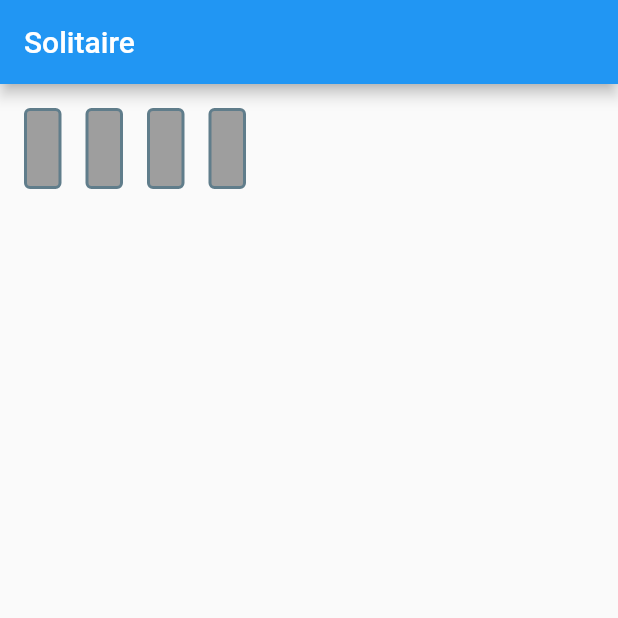
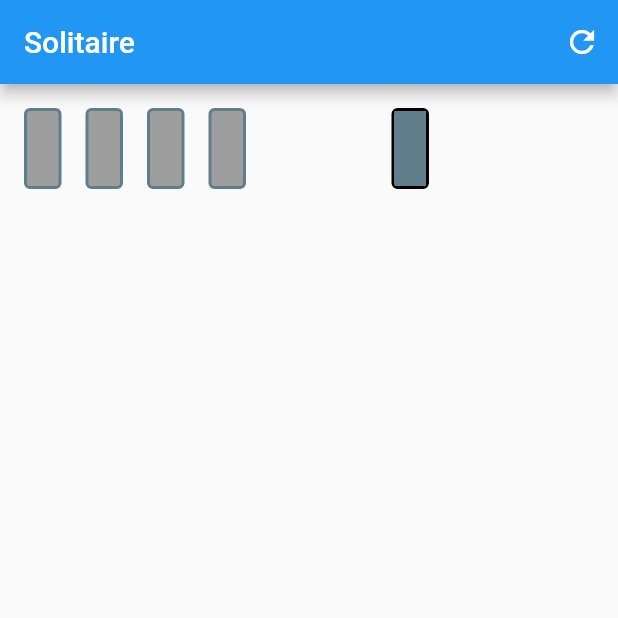
Before and after one commit to HeroicMastodon/af_games, a Flutter app: the screen it shows after launch, on a phone screen of 412 x 824 dp, the top half of it. Run offline on Flutter 3.47's test engine with Material 2 defaults, Android fonts, the phone set to English and light mode, and no system bars; our stand-ins replace flutter_hooks, freezed_annotation, get_it, tuple; missing offline and left inert: get_it_hooks; statements that could not run were skipped.

Commit message:
Pile and deck widgets

```diff
--- a/lib/main.dart
+++ b/lib/main.dart
@@ -16,13 +16,23 @@ class MyApp extends StatelessWidget {
 
   @override
   Widget build(BuildContext context) {
+    final store = inject<SolitaireStore>();
+
     return MaterialApp(
       title: 'Flutter Demo',
       theme: ThemeData(
         primarySwatch: Colors.blue,
       ),
       home: Scaffold(
-        appBar: AppBar(title: const Text("Solitaire")),
+        appBar: AppBar(
+          title: const Text("Solitaire"),
+          actions: [
+            IconButton(
+              onPressed: () {},
+              icon: const Icon(Icons.refresh),
+            )
+          ],
+        ),
         body: const Board(),
       ),
     );
--- a/lib/solitaire/ui/board.dart
+++ b/lib/solitaire/ui/board.dart
@@ -13,9 +13,8 @@ class Board extends HookWidget {
     return Column(
       children: [
         Row(
-          children: const [
-            TargetsArea(),
-            Spacer(),
+          children: [
+            const TargetsArea(),
             PileWidget(),
             DeckWidget(),
           ],
--- a/lib/solitaire/ui/deck.dart
+++ b/lib/solitaire/ui/deck.dart
@@ -1,13 +1,25 @@
+import 'package:af_games/solitaire/solitaire_store.dart';
+import 'package:af_games/solitaire/ui/card.dart';
 import 'package:flutter/material.dart';
 import 'package:flutter_hooks/flutter_hooks.dart';
 
 class DeckWidget extends HookWidget {
-  const DeckWidget({Key? key}) : super(key: key);
+  DeckWidget({Key? key}) : super(key: key);
+
+  final store = inject<SolitaireStore>();
 
   @override
   Widget build(BuildContext context) {
-    // TODO: implement build
-    return SizedBox.shrink();
+    final deck = useValueListenable(store.state.deck);
+    return deck.cards.isNotEmpty
+        ? PlayingCardWidget(
+            deck.cards.last,
+            onTapped: (card) {},
+            onDoubleTapped: (card) {},
+          )
+        : const SizedBox(
+            width: cardWidth,
+            height: cardHeight,
+          );
   }
-
 }
--- a/lib/solitaire/ui/pile.dart
+++ b/lib/solitaire/ui/pile.dart
@@ -1,13 +1,30 @@
+import 'package:af_games/solitaire/solitaire_store.dart';
+import 'package:af_games/solitaire/ui/card.dart';
 import 'package:flutter/material.dart';
 import 'package:flutter_hooks/flutter_hooks.dart';
 
 class PileWidget extends HookWidget {
-  const PileWidget({Key? key}) : super(key: key);
+  PileWidget({Key? key}) : super(key: key);
+
+  final store = inject<SolitaireStore>();
 
   @override
   Widget build(BuildContext context) {
-    // TODO: implement build
-    return const SizedBox.shrink();
+    final pile = useValueListenable(store.state.pile);
+    return SizedBox(
+      height: cardHeight,
+      // OCD has kicked in on this one
+      width: 3 * cardWidth + 6,
+      child: Stack(
+        children: [
+          for (final card in pile.visible)
+            PlayingCardWidget(
+              card,
+              onTapped: (card){},
+              onDoubleTapped: (card){},
+            ),
+        ],
+      ),
+    );
   }
-
 }
```
